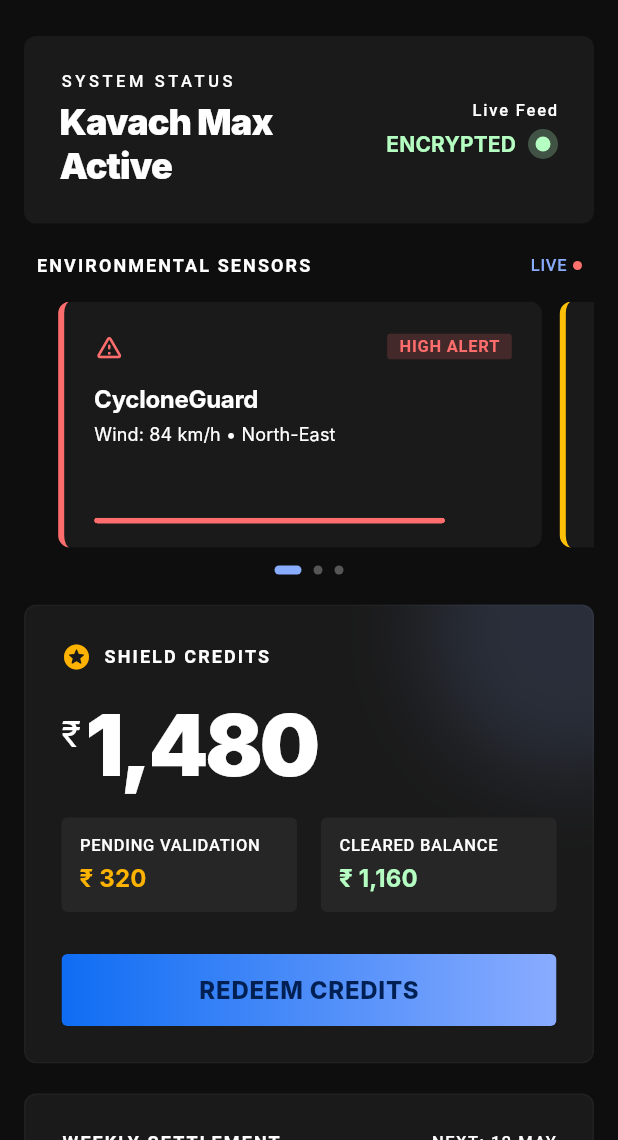
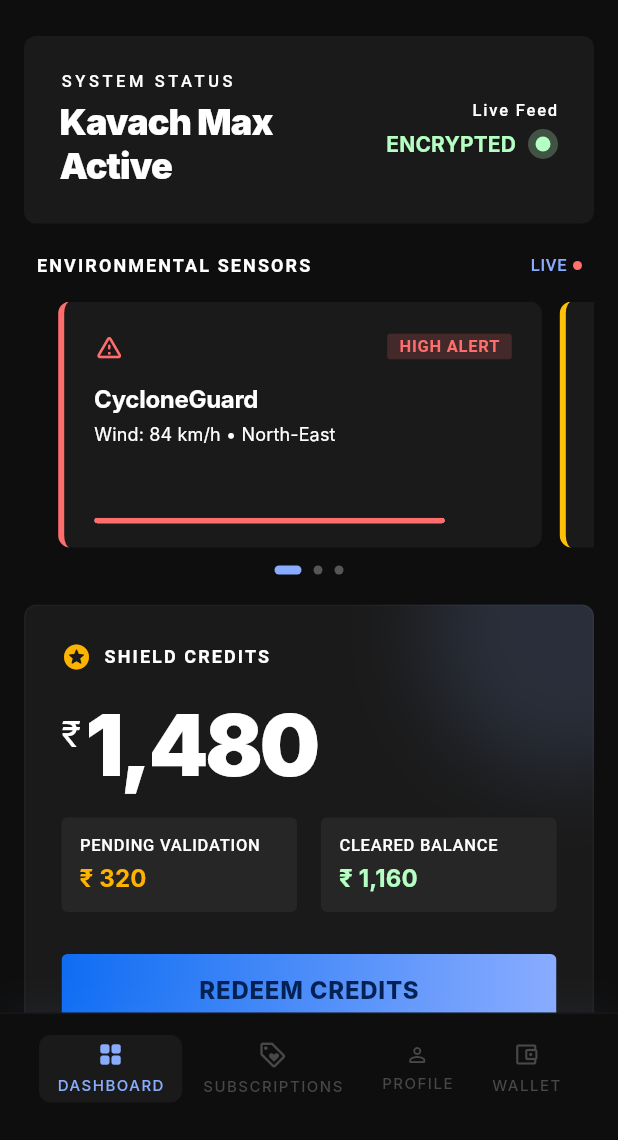
Before and after one commit to Keshav-k-Sharma/KavachNidhi, a Flutter app: the screen it shows after launch, on a phone screen of 412 x 824 dp, the part 96-1236 px from its top. Run offline on Flutter 3.47's test engine with Material 3 defaults, Android fonts, the phone set to English and light mode, and no system bars; Roboto replaces fonts that are missing (Inter, Public Sans).

Commit message:
feat: add MainShellPage with bottom navigation and update routing to use it

```diff
--- a/frontend/lib/core/router/app_router.dart
+++ b/frontend/lib/core/router/app_router.dart
@@ -1,7 +1,7 @@
 import 'package:flutter/material.dart';
-import 'package:frontend/features/home/presentation/home_dashboard_page.dart';
 import 'package:frontend/features/auth/presentation/login_page.dart';
 import 'package:frontend/features/auth/presentation/signup_page.dart';
+import 'package:frontend/features/home/presentation/main_shell_page.dart';
 
 class AppRouter {
   static const String loginRoute = '/login';
@@ -26,7 +26,7 @@ class AppRouter {
       case homeRoute:
         return MaterialPageRoute<void>(
           builder: (_) =>
-              canShowDashboard ? HomeDashboardPage.route() : const LoginPage(),
+              canShowDashboard ? MainShellPage.route() : const LoginPage(),
           settings: settings,
         );
       default:
--- /dev/null
+++ b/frontend/lib/features/home/presentation/main_shell_page.dart
@@ -0,0 +1,225 @@
+import 'package:flutter/material.dart';
+
+import 'package:frontend/features/home/presentation/home_dashboard_page.dart';
+
+class MainShellPage extends StatefulWidget {
+  const MainShellPage({super.key});
+
+  static Widget route() => const MainShellPage();
+
+  @override
+  State<MainShellPage> createState() => _MainShellPageState();
+}
+
+class _MainShellPageState extends State<MainShellPage> {
+  int _currentIndex = 0;
+
+  @override
+  Widget build(BuildContext context) {
+    return Scaffold(
+      body: IndexedStack(
+        index: _currentIndex,
+        children: const <Widget>[
+          _DashboardTab(),
+          _PlaceholderTab(title: 'Subscriptions', icon: Icons.loyalty_rounded),
+          _PlaceholderTab(title: 'Profile', icon: Icons.person_rounded),
+          _PlaceholderTab(title: 'Wallet', icon: Icons.account_balance_wallet_rounded),
+        ],
+      ),
+      bottomNavigationBar: _KavachBottomNav(
+        currentIndex: _currentIndex,
+        onTap: (int i) => setState(() => _currentIndex = i),
+      ),
+    );
+  }
+}
+
+// ─── Bottom nav bar ───────────────────────────────────────────────────────────
+
+class _KavachBottomNav extends StatelessWidget {
+  const _KavachBottomNav({
+    required this.currentIndex,
+    required this.onTap,
+  });
+
+  final int currentIndex;
+  final ValueChanged<int> onTap;
+
+  static const List<_NavItem> _items = <_NavItem>[
+    _NavItem(label: 'Dashboard', icon: Icons.grid_view_rounded, iconSize: 18),
+    _NavItem(label: 'Subscriptions', icon: Icons.loyalty_outlined, iconSize: 20),
+    _NavItem(label: 'Profile', icon: Icons.person_outline_rounded, iconSize: 16),
+    _NavItem(label: 'Wallet', icon: Icons.account_balance_wallet_outlined, iconSize: 18),
+  ];
+
+  @override
+  Widget build(BuildContext context) {
+    const Color navSurface = Color(0xFF0E0E0E);
+    const Color navOutline = Color(0xFF484847);
+    final double safeBottom = MediaQuery.of(context).padding.bottom;
+
+    return Container(
+      decoration: BoxDecoration(
+        color: navSurface,
+        border: Border(
+          top: BorderSide(
+            color: navOutline.withValues(alpha: 0.15),
+          ),
+        ),
+        boxShadow: const <BoxShadow>[
+          BoxShadow(
+            color: Color(0x0F89ACFF),
+            blurRadius: 20,
+            offset: Offset(0, -4),
+          ),
+        ],
+      ),
+      child: Padding(
+        padding: EdgeInsets.fromLTRB(26, 13, 26, 24 + safeBottom),
+        child: Row(
+          mainAxisAlignment: MainAxisAlignment.spaceBetween,
+          children: List<Widget>.generate(
+            _items.length,
+            (int i) => _NavTile(
+              item: _items[i],
+              active: i == currentIndex,
+              onTap: () => onTap(i),
+            ),
+          ),
+        ),
+      ),
+    );
+  }
+}
+
+class _NavTile extends StatelessWidget {
+  const _NavTile({
+    required this.item,
+    required this.active,
+    required this.onTap,
+  });
+
+  final _NavItem item;
+  final bool active;
+  final VoidCallback onTap;
+
+  @override
+  Widget build(BuildContext context) {
+    const Color activeColor = Color(0xFF89ACFF);
+    const Color inactiveColor = Color(0xFF484847);
+    const Color activeBg = Color(0xFF1A1A1A);
+    final Color itemColor = active ? activeColor : inactiveColor;
+
+    return Material(
+      color: Colors.transparent,
+      child: InkWell(
+        onTap: onTap,
+        borderRadius: BorderRadius.circular(8),
+        child: AnimatedContainer(
+          duration: const Duration(milliseconds: 200),
+          curve: Curves.easeInOut,
+          padding: const EdgeInsets.symmetric(horizontal: 12, vertical: 4),
+          decoration: BoxDecoration(
+            color: active ? activeBg : Colors.transparent,
+            borderRadius: BorderRadius.circular(8),
+          ),
+          child: Column(
+            mainAxisSize: MainAxisSize.min,
+            children: <Widget>[
+              Icon(
+                item.icon,
+                size: item.iconSize,
+                color: itemColor,
+              ),
+              const SizedBox(height: 4),
+              Text(
+                item.label.toUpperCase(),
+                style: TextStyle(
+                  fontSize: 10,
+                  letterSpacing: 1.0,
+                  height: 1.5,
+                  color: itemColor,
+                  fontWeight: FontWeight.w500,
+                ),
+              ),
+            ],
+          ),
+        ),
+      ),
+    );
+  }
+}
+
+class _NavItem {
+  const _NavItem({
+    required this.label,
+    required this.icon,
+    required this.iconSize,
+  });
+
+  final String label;
+  final IconData icon;
+  final double iconSize;
+}
+
+// ─── Tab pages ────────────────────────────────────────────────────────────────
+
+class _DashboardTab extends StatelessWidget {
+  const _DashboardTab();
+
+  @override
+  Widget build(BuildContext context) => HomeDashboardPage.route();
+}
+
+class _PlaceholderTab extends StatelessWidget {
+  const _PlaceholderTab({
+    required this.title,
+    required this.icon,
+  });
+
+  final String title;
+  final IconData icon;
+
+  @override
+  Widget build(BuildContext context) {
+    final ThemeData theme = Theme.of(context);
+    return Scaffold(
+      backgroundColor: theme.colorScheme.surface,
+      body: Center(
+        child: Column(
+          mainAxisSize: MainAxisSize.min,
+          children: <Widget>[
+            Container(
+              width: 72,
+              height: 72,
+              decoration: BoxDecoration(
+                color: theme.colorScheme.surfaceContainerHighest,
+                borderRadius: BorderRadius.circular(16),
+              ),
+              child: Icon(
+                icon,
+                size: 32,
+                color: theme.colorScheme.outlineVariant,
+              ),
+            ),
+            const SizedBox(height: 20),
+            Text(
+              title,
+              style: theme.textTheme.titleLarge?.copyWith(
+                fontWeight: FontWeight.w700,
+                letterSpacing: -0.2,
+              ),
+            ),
+            const SizedBox(height: 8),
+            Text(
+              'Coming soon',
+              style: theme.textTheme.bodyMedium?.copyWith(
+                color: theme.colorScheme.onSurfaceVariant,
+              ),
+            ),
+          ],
+        ),
+      ),
+    );
+  }
+}
```
Also changed, not shown: 1 other file.
